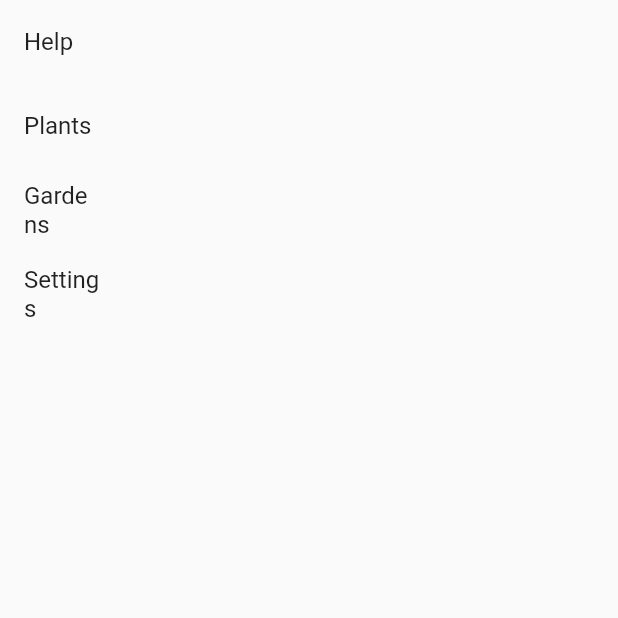
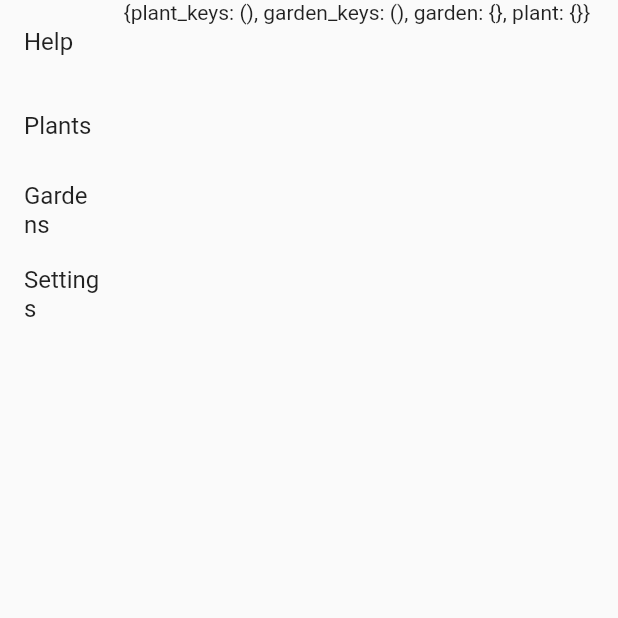
Before and after one commit to morganjng/edible-campus-unc, a Flutter app: the screen it shows after launch, after a tap on "Help", on a phone screen of 412 x 824 dp, the top half of it. Run offline on Flutter 3.47's test engine with Material 2 defaults, Android fonts, the phone set to English and light mode, and no system bars; our stand-ins replace google_maps_flutter, webview_flutter; network calls fail; statements that could not run were skipped; project files that could hold a hidden picture were left out.

Commit message:
ecdata toJson

```diff
--- a/portal/lib/ecdata.dart
+++ b/portal/lib/ecdata.dart
@@ -20,6 +20,26 @@ class ECData {
 
   ECData.empty();
 
+  Map<String, dynamic> toJson() {
+    Map<String, dynamic> rv = {
+      "plant_keys": plants.keys,
+      "garden_keys": gardens.keys,
+    };
+    Map<String, dynamic> ps = {};
+    Map<String, dynamic> gs = {};
+
+    for (String plant_key in plants.keys) {
+      ps[plant_key] = plants[plant_key]!.toJson();
+    }
+    for (String garden_key in gardens.keys) {
+      gs[garden_key] = gardens[garden_key]!.toJson();
+    }
+    rv["garden"] = gs;
+    rv["plant"] = ps;
+
+    return rv;
+  }
+
   GardenPage gardenPage(String key) {
     return GardenPage(garden: gardens[key]!, plants: plants, gardens: gardens);
   }
--- a/portal/lib/main.dart
+++ b/portal/lib/main.dart
@@ -45,7 +45,7 @@ class HelpPage extends StatefulWidget {
 class _HelpPageState extends State<HelpPage> {
   @override
   Widget build(BuildContext context) {
-    return Scaffold(body: Column(children: const []));
+    return Scaffold(body: Text(data.toJson().toString()));
   }
 }
 
```
